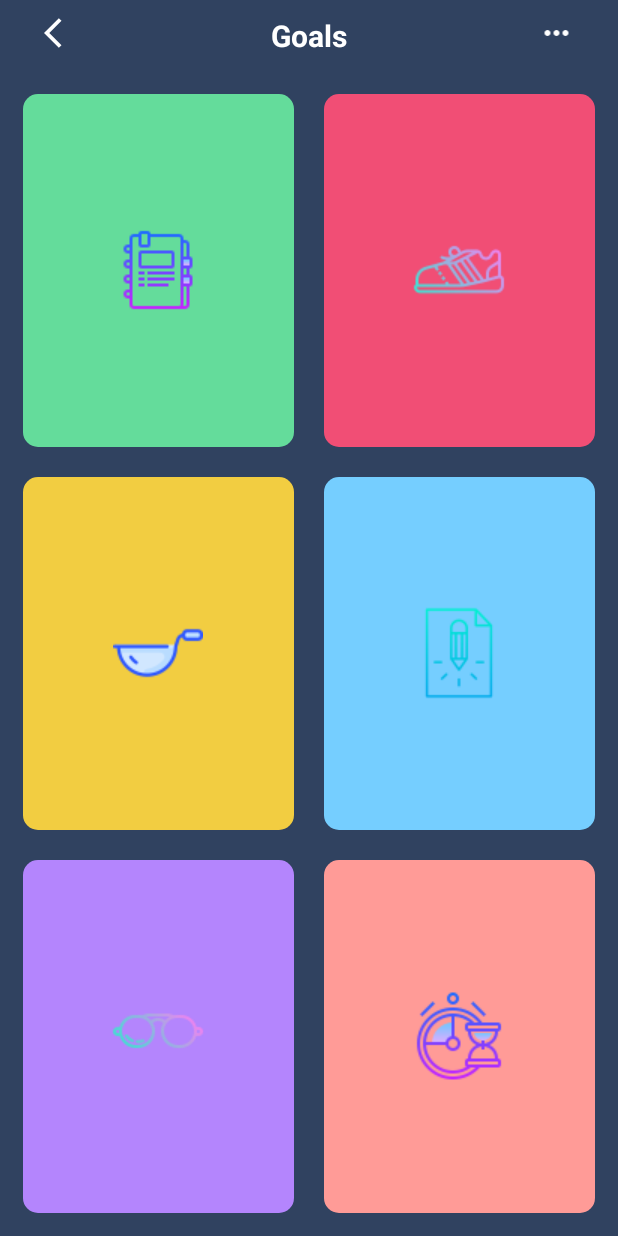
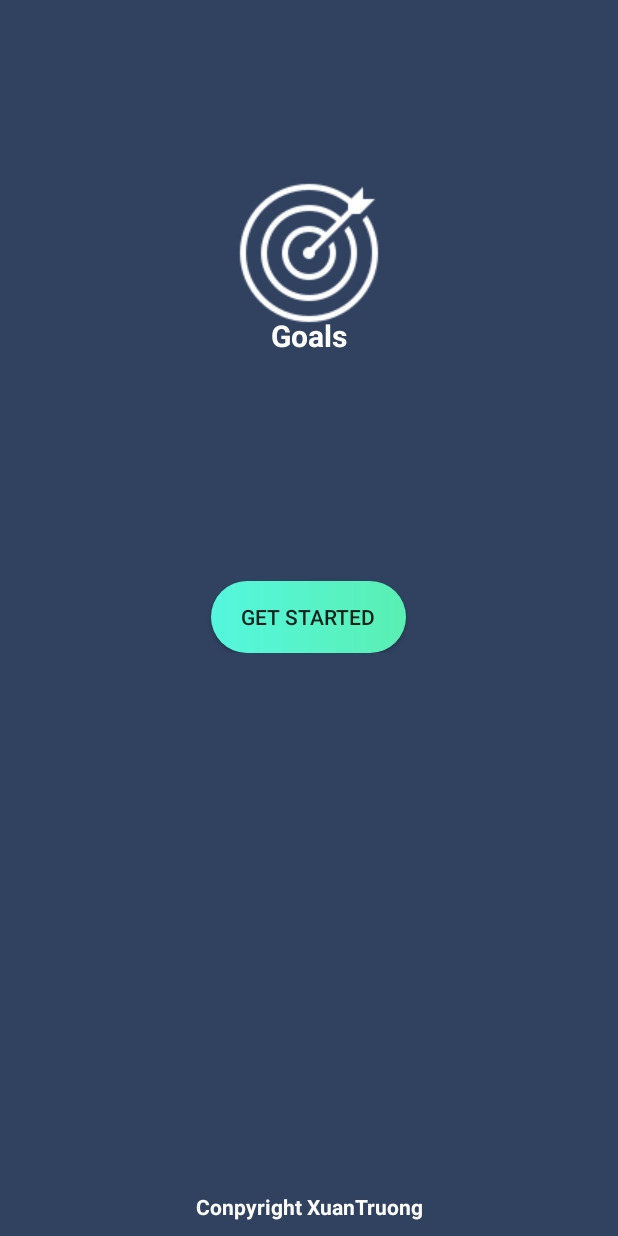
Before and after one commit to xt0307vn/Transtion, an Android app: the screen it shows after launch (MainActivity before the commit, MainActivity2 after it), on a phone screen of 412 x 824 dp. Run offline under Robolectric (Android 15) with nearby library versions, the phone set to English and light mode, and no system bars.

Commit message:
day 06/09/22 1:42pm

```diff
--- a/app/src/main/AndroidManifest.xml
+++ b/app/src/main/AndroidManifest.xml
@@ -14,10 +14,10 @@
         android:theme="@style/Theme.Transtion"
         tools:targetApi="31">
         <activity
-            android:name=".MainActivity2"
+            android:name=".MainActivity"
             android:exported="false" />
         <activity
-            android:name=".MainActivity"
+            android:name=".MainActivity2"
             android:exported="true">
             <intent-filter>
                 <action android:name="android.intent.action.MAIN" />
--- a/app/src/main/res/values/themes.xml
+++ b/app/src/main/res/values/themes.xml
@@ -2,15 +2,16 @@
     <!-- Base application theme. -->
     <style name="Theme.Transtion" parent="Theme.MaterialComponents.DayNight.NoActionBar">
         <!-- Primary brand color. -->
-        <item name="colorPrimary">@color/purple_500</item>
-        <item name="colorPrimaryVariant">@color/purple_700</item>
+        <item name="colorPrimary">#304260</item>
+        <item name="colorPrimaryVariant">#304260</item>
         <item name="colorOnPrimary">@color/white</item>
         <!-- Secondary brand color. -->
         <item name="colorSecondary">@color/teal_200</item>
         <item name="colorSecondaryVariant">@color/teal_700</item>
-        <item name="colorOnSecondary">@color/black</item>
+        <item name="colorOnSecondary">#304260</item>
         <!-- Status bar color. -->
-        <item name="android:statusBarColor" tools:targetApi="l">?attr/colorPrimaryVariant</item>
+        <item name="android:statusBarColor" tools:targetApi="l">#304260</item>
         <!-- Customize your theme here. -->
+        <item name="android:navigationBarColor">#304260</item>
     </style>
 </resources>
```
